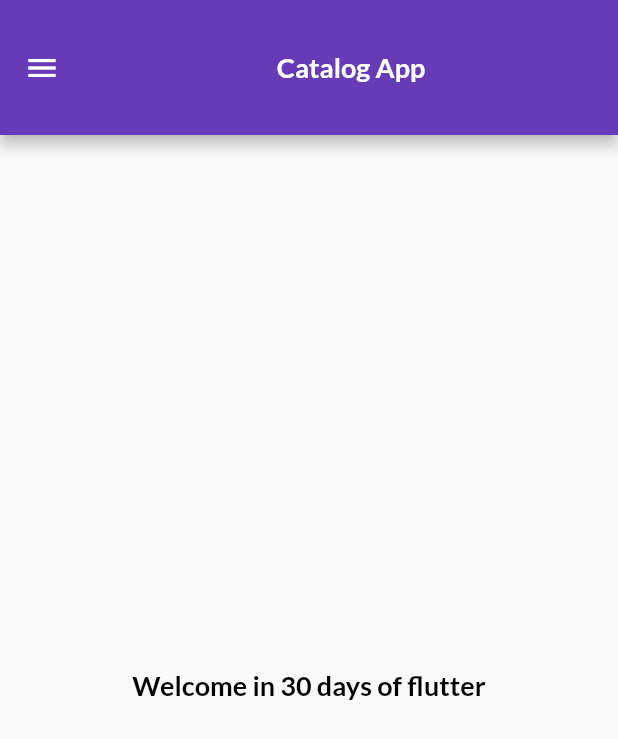
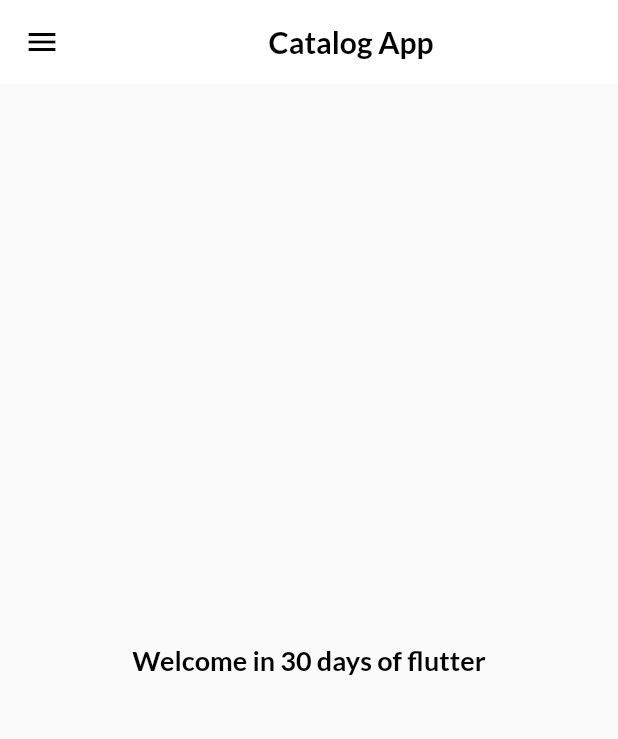
Before and after one commit to amfd-breakers/catalogApp, a Flutter app: the screen it shows after launch, on a phone screen of 412 x 824 dp. Shown: the top 739 px of the screen. Run offline on Flutter 3.47's test engine with Material 2 defaults, Android fonts, the light colour scheme and no system bars; our stand-ins replace get, google_fonts.

Commit message:
day 10 completed

```diff
--- a/lib/core/auth/login_view.dart
+++ b/lib/core/auth/login_view.dart
@@ -99,8 +99,7 @@ class LoginView extends StatelessWidget {
                                           style: Theme.of(context)
                                               .textTheme
                                               .bodyMedium
-                                              ?.copyWith(
-                                                  color: backgroundColor),
+                                              ?.copyWith(color: scafoldColor),
                                         ),
                                 ),
                               ),
--- a/lib/core/home/home_view.dart
+++ b/lib/core/home/home_view.dart
@@ -1,8 +1,5 @@
-import 'package:catalog_app/core/auth/login_view.dart';
+import 'package:catalog_app/core/home/home_view_controller.dart';
 import 'package:catalog_app/core/widgets/my_drawar.dart';
-import 'package:catalog_app/theme/dark_theme.dart';
-import 'package:catalog_app/theme/light_theme.dart';
-import 'package:catalog_app/theme/theme_controller.dart';
 import 'package:flutter/material.dart';
 import 'package:get/get.dart';
 
@@ -11,8 +8,8 @@ class HomeView extends StatelessWidget {
 
   @override
   Widget build(BuildContext context) {
-    return GetBuilder<ThemeController>(
-        init: ThemeController(),
+    return GetBuilder<HomeViewController>(
+        init: HomeViewController(),
         builder: (controller) {
           return SafeArea(
             child: Scaffold(
@@ -20,18 +17,17 @@ class HomeView extends StatelessWidget {
                 title: Center(
                   child: Text(
                     "Catalog App",
-                    style: Theme.of(context)
-                        .textTheme
-                        .bodyMedium
-                        ?.copyWith(color: Colors.white),
+                    style: Theme.of(context).textTheme.bodyLarge,
+                    textAlign: TextAlign.center,
                   ),
                 ),
               ),
               drawer: const MyDrawar(),
               body: const Center(
-                  child: Text(
-                "Welcome in 30 days of flutter",
-              )),
+                child: Text(
+                  "Welcome in 30 days of flutter",
+                ),
+              ),
             ),
           );
         });
--- a/lib/core/widgets/my_drawar.dart
+++ b/lib/core/widgets/my_drawar.dart
@@ -8,6 +8,7 @@ class MyDrawar extends StatelessWidget {
   @override
   Widget build(BuildContext context) {
     return Drawer(
+      backgroundColor: Colors.deepPurple,
       child: Container(
         color: Colors.deepPurple,
         child: ListView(
--- a/lib/main.dart
+++ b/lib/main.dart
@@ -2,20 +2,17 @@ import 'package:catalog_app/core/auth/login_view.dart';
 import 'package:catalog_app/core/home/home_view.dart';
 import 'package:catalog_app/theme/dark_theme.dart';
 import 'package:catalog_app/theme/light_theme.dart';
-import 'package:catalog_app/theme/theme_controller.dart';
 import 'package:flutter/material.dart';
 import 'package:get/get.dart';
 
 import 'core/utils/my_routes.dart';
 
 void main() {
-  runApp(MyApp());
+  runApp(const MyApp());
 }
 
-ThemeController _themeController = ThemeController();
-
 class MyApp extends StatelessWidget {
-  MyApp({super.key});
+  const MyApp({super.key});
   @override
   Widget build(BuildContext context) {
     return GetMaterialApp(
--- a/lib/theme/dark_theme.dart
+++ b/lib/theme/dark_theme.dart
@@ -8,8 +8,8 @@ ThemeData darkTheme = ThemeData(
   appBarTheme: const AppBarTheme(
     elevation: 0,
     toolbarHeight: 60,
-    //   color: primaryColor,
   ),
+
   elevatedButtonTheme: ElevatedButtonThemeData(
     style: ElevatedButton.styleFrom(
       foregroundColor: Colors.black,
--- a/lib/theme/light_theme.dart
+++ b/lib/theme/light_theme.dart
@@ -2,18 +2,19 @@ import 'package:flutter/material.dart';
 import 'package:google_fonts/google_fonts.dart';
 
 Color primaryColor = Colors.deepPurple;
-Color backgroundColor = Colors.white;
+Color scafoldColor = Colors.white;
 Color textColor = Colors.black;
 ThemeData lightTheme = ThemeData(
   brightness: Brightness.light,
   fontFamily: GoogleFonts.lato().fontFamily,
   appBarTheme: AppBarTheme(
-    color: primaryColor,
-    toolbarHeight: 90,
+    iconTheme: IconThemeData(color: textColor),
+    color: scafoldColor,
+    elevation: 0.0,
   ),
   elevatedButtonTheme: ElevatedButtonThemeData(
     style: ElevatedButton.styleFrom(
-      foregroundColor: backgroundColor,
+      foregroundColor: scafoldColor,
       backgroundColor: primaryColor,
       padding: const EdgeInsets.all(10),
       shape: RoundedRectangleBorder(
--- a/lib/theme/theme_controller.dart
+++ /dev/null
@@ -1,30 +0,0 @@
-import 'package:catalog_app/theme/dark_theme.dart';
-import 'package:catalog_app/theme/light_theme.dart';
-import 'package:flutter/material.dart';
-import 'package:get/get.dart';
-
-class ThemeController extends GetxController {
-  ThemeMode themeMode = ThemeMode.dark;
-
-  // get themeMode => _themeMode;
-  RxBool switchOn = true.obs;
-
-  bool changeTheme(bool theme) {
-    themeMode = theme ? ThemeMode.dark : ThemeMode.light;
-    update();
-
-    return theme;
-  }
-  // void isToggle(bool isDark) {
-  //   // ignore: unrelated_type_equality_checks
-  //   if (switchOn.value == true) {
-  //     _themeMode = ThemeMode.light;
-
-  //     update();
-  //   } else {
-  //     _themeMode = ThemeMode.dark;
-  //     update();
-  //   }
-
-  // }
-}
```
Also changed, not shown: lib/core/models/item.dart (added, +10 -0 lines), 1 other file.
